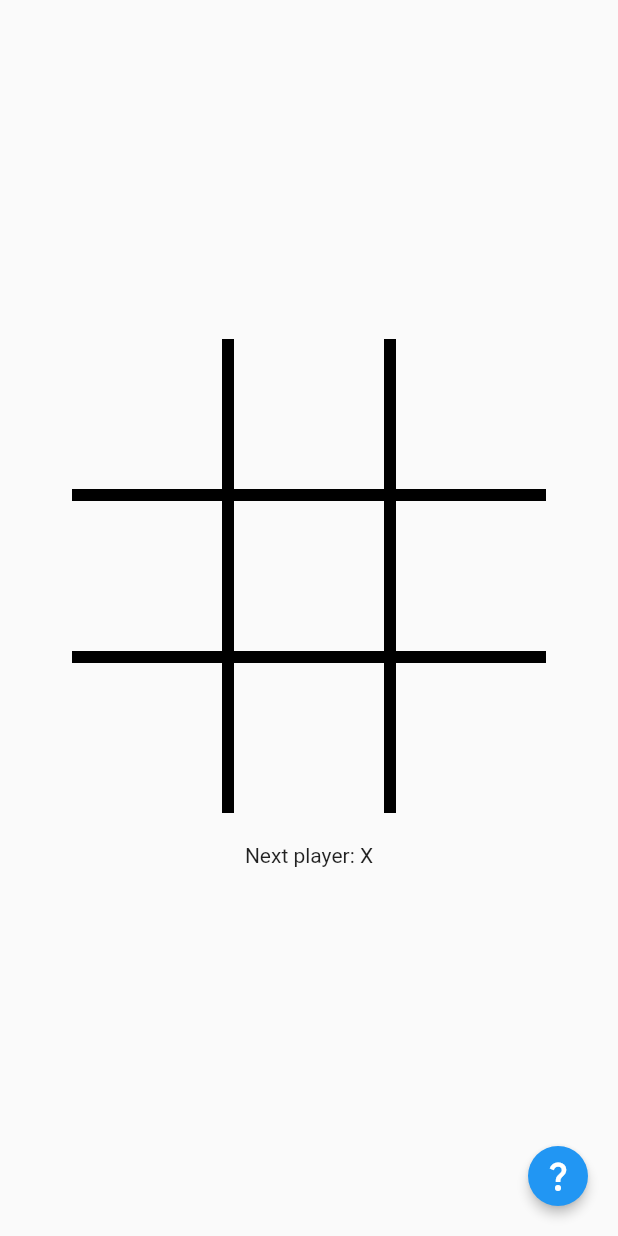
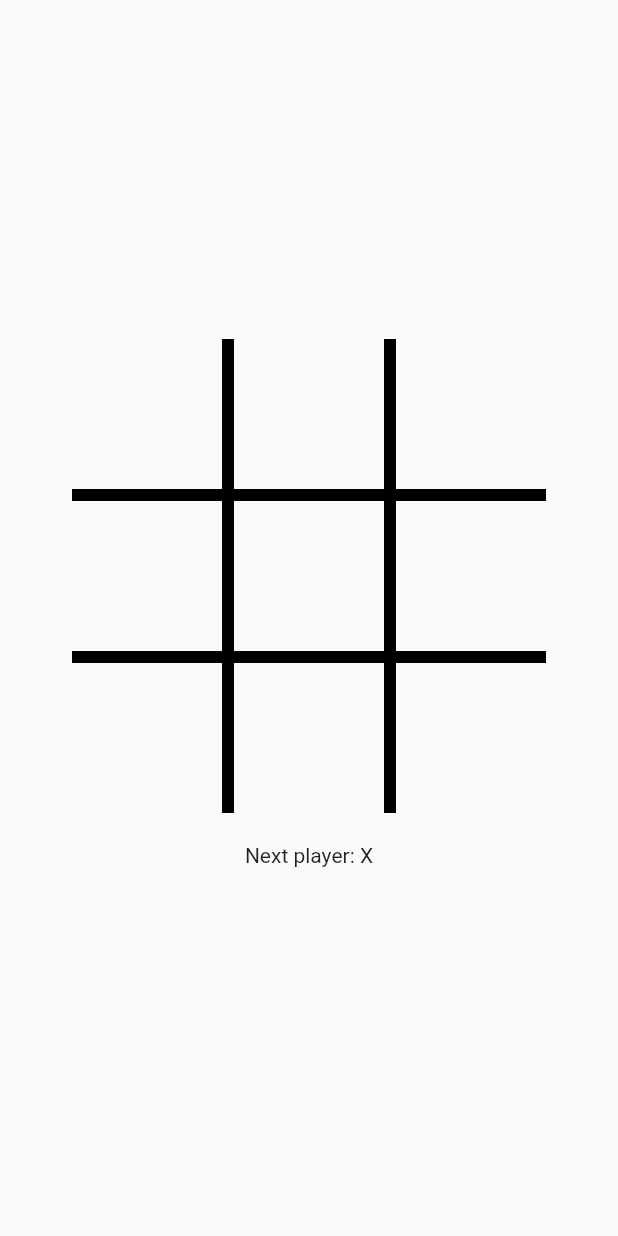
Before and after one commit to Rafeqm/tiktaktu, a Flutter app: the Board widget shown alone on an empty page, opened directly, on a phone screen of 412 x 824 dp. Run offline on Flutter 3.47's test engine with Material 2 defaults, Android fonts, the phone set to English and light mode, and no system bars.

```diff
--- a/lib/board.dart
+++ b/lib/board.dart
@@ -24,8 +24,7 @@ class _BoardState extends State<Board> {
       status = 'Winner: $winner';
     }
 
-    return Scaffold(
-      body: Center(
+    return Center(
       child: Column(
         mainAxisSize: MainAxisSize.min,
         children: <Widget>[
@@ -98,15 +97,6 @@ class _BoardState extends State<Board> {
             },
           ),
         ],
-        ),
-      ),
-      floatingActionButton: FloatingActionButton.small(
-        child: const Icon(Icons.question_mark),
-        tooltip: 'How to play?',
-        elevation: 3,
-        hoverElevation: 4,
-        highlightElevation: 6,
-        onPressed: () {},
       ),
     );
   }
--- a/lib/main_screen.dart
+++ b/lib/main_screen.dart
@@ -1,6 +1,6 @@
 import 'package:flutter/material.dart';
 
-import 'package:tiktaktu/board.dart';
+import 'package:tiktaktu/game_screen.dart';
 
 class MainScreen extends StatelessWidget {
   const MainScreen({Key? key}) : super(key: key);
@@ -16,7 +16,7 @@ class MainScreen extends StatelessWidget {
             Navigator.push(
               context,
               MaterialPageRoute<void>(
-                builder: (BuildContext context) => const Board(),
+                builder: (BuildContext context) => const GameScreen(),
                 maintainState: false,
               ),
             );
--- a/pubspec.yaml
+++ b/pubspec.yaml
@@ -1,7 +1,7 @@
 name: tiktaktu
 description: Play with whoever you want.
 publish_to: "none" # Remove this line if you wish to publish to pub.dev
-version: 0.6.0-alpha.0+1
+version: 0.6.0-alpha.0+2
 
 environment:
   sdk: ">=2.16.1 <3.0.0"
```
Also changed, not shown: lib/game_screen.dart (added, +22 -0 lines). Lines whose indentation alone changed are shown as unchanged.
